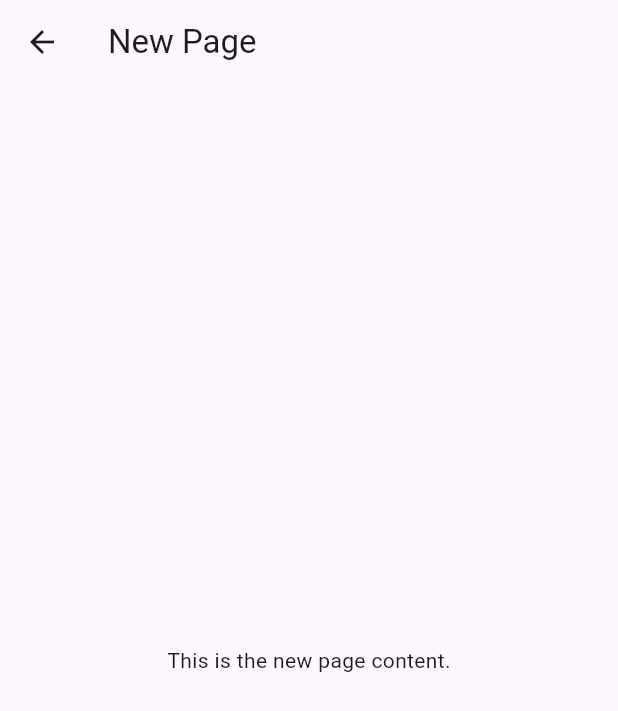
After one commit to dodimarthen/New-EEWS, a Flutter app: the NewPage screen opened directly, on a phone screen of 412 x 824 dp. The commit adds this screen. Shown: the top 711 px of the screen. Run offline on Flutter 3.47's test engine with Material 3 defaults, Android fonts, the phone set to English and light mode, and no system bars; missing offline and left inert: circular_countdown.

Commit message:
add new function

```diff
--- /dev/null
+++ b/flutter_application/lib/map_page.dart
@@ -0,0 +1,15 @@
+import 'package:flutter/material.dart';
+
+class NewPage extends StatelessWidget {
+  @override
+  Widget build(BuildContext context) {
+    return Scaffold(
+      appBar: AppBar(
+        title: Text('New Page'),
+      ),
+      body: Center(
+        child: Text('This is the new page content.'),
+      ),
+    );
+  }
+}
```
Also changed, not shown: flutter_application/lib/EEWS_screen_out.dart (+19 -8 lines).
